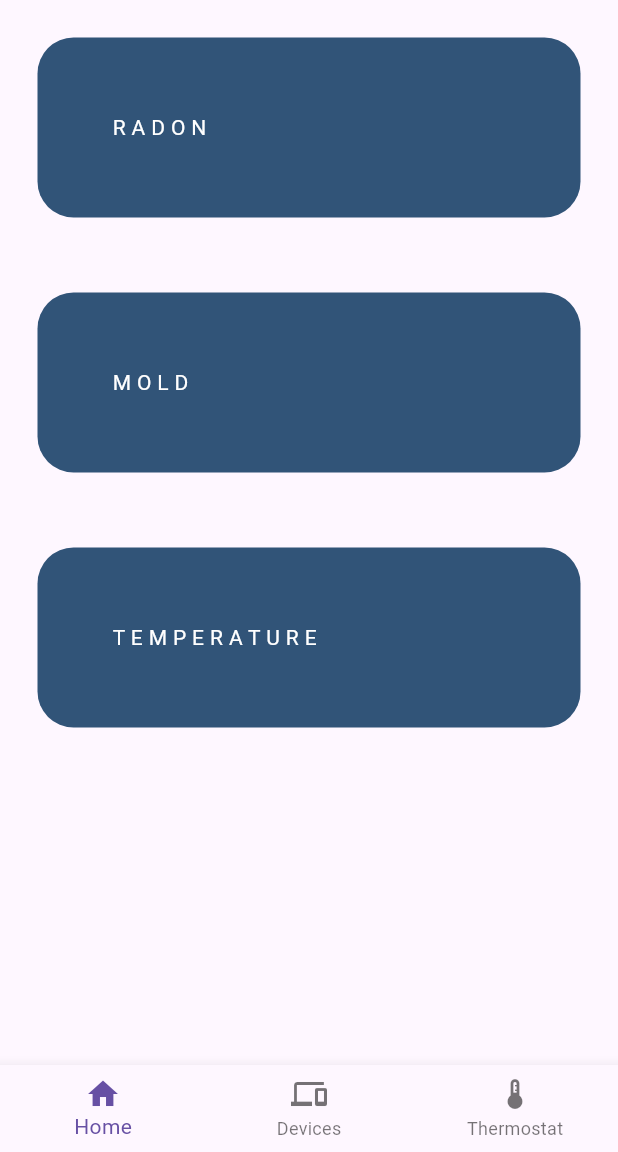
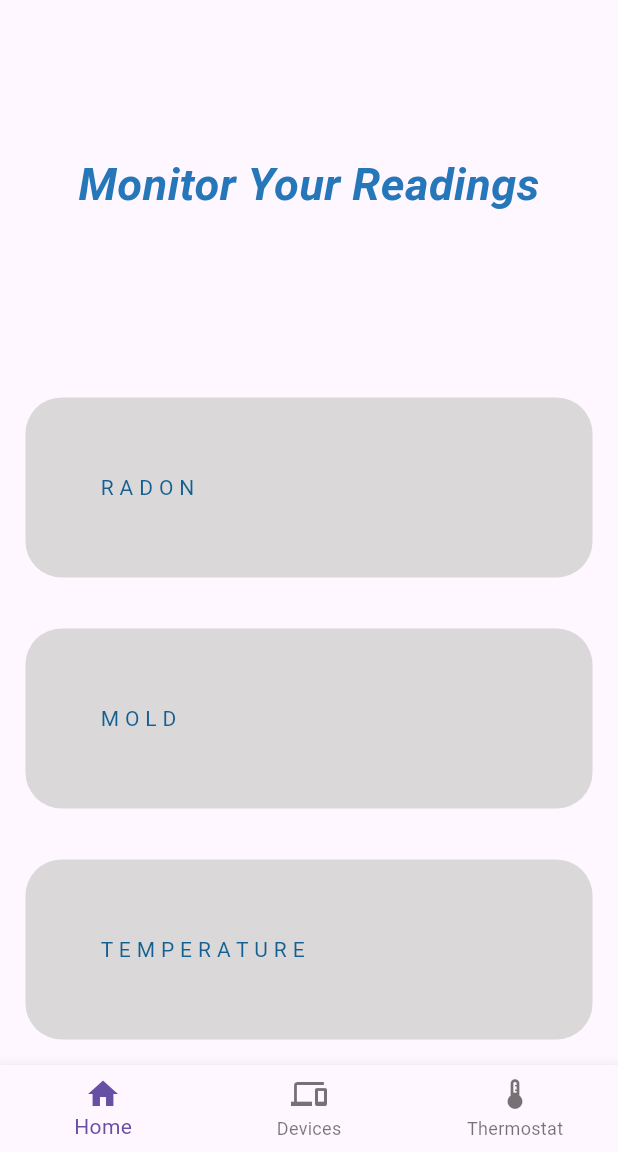
Before and after one commit to MadM8/AirGuardHome, a Flutter app: the screen it shows after launch, on a phone screen of 412 x 824 dp, the part 84-1236 px from its top. Run offline on Flutter 3.47's test engine with Material 3 defaults, Android fonts, the phone set to English and light mode, and no system bars.

Commit message:
home page edits

```diff
--- a/flutter_app/lib/pages/fourth.dart
+++ b/flutter_app/lib/pages/fourth.dart
@@ -13,11 +13,19 @@ class _HomeState extends State<Home> {
   Widget build(BuildContext context) {
     return Scaffold(
       body: ListView(
+        //padding: const EdgeInsets.all(0),
+        shrinkWrap: false,
+        reverse: true,
         children: [
+          Container(
+            padding: EdgeInsets.all(0),
+            height: 250,
+            child: const Center(child: Text('Monitor Your Readings', style: TextStyle(fontWeight: FontWeight.bold, fontStyle: FontStyle.italic,fontSize:30, color: Color.fromARGB(255, 38, 119, 186)))),
+          ),
           Hometile(dropName: "R A D O N"),
           Hometile(dropName: "M O L D"),
           Hometile(dropName: "T E M P E R A T U R E"),
-        ],
+        ].reversed.toList(),
       )
     );
   }
--- a/flutter_app/lib/util/fourtha.dart
+++ b/flutter_app/lib/util/fourtha.dart
@@ -8,11 +8,11 @@ class Hometile extends StatelessWidget {
   @override
   Widget build(BuildContext context) {
     return Padding(
-      padding: const EdgeInsets.all(25.0),
+      padding: const EdgeInsets.all(17.0),
       child: Container(
         padding: EdgeInsets.all(50),
-        child: Text(dropName, style: TextStyle(color:  Colors.white),),
-        decoration: BoxDecoration(color: const Color.fromARGB(255, 49, 84, 120), borderRadius: BorderRadius.circular(24)),
+        child: Text(dropName, style: TextStyle(color:  const Color.fromARGB(255, 18, 95, 146)),),
+        decoration: BoxDecoration(color: const Color.fromARGB(255, 218, 216, 216), borderRadius: BorderRadius.circular(24)),
       ),
       //child: ExpansionTile(),
     );
```
